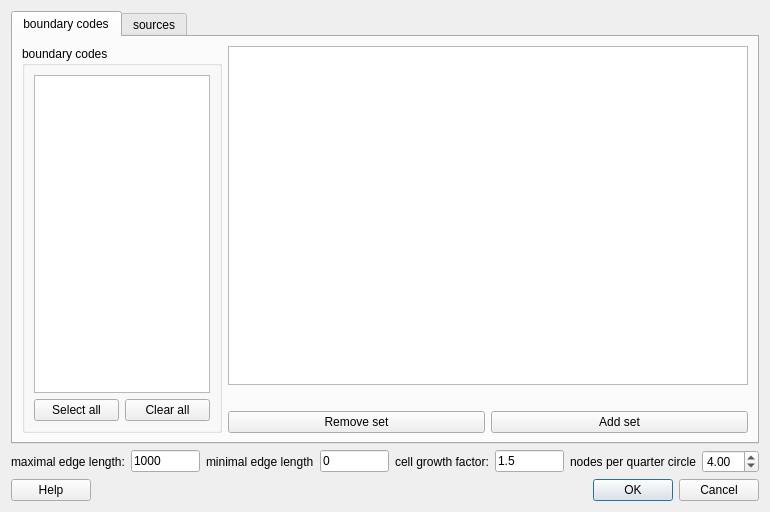
Above: src/libengrid/guicreatesurfacemesh.ui from enGits/engrid before the change. Below: the same form after it.
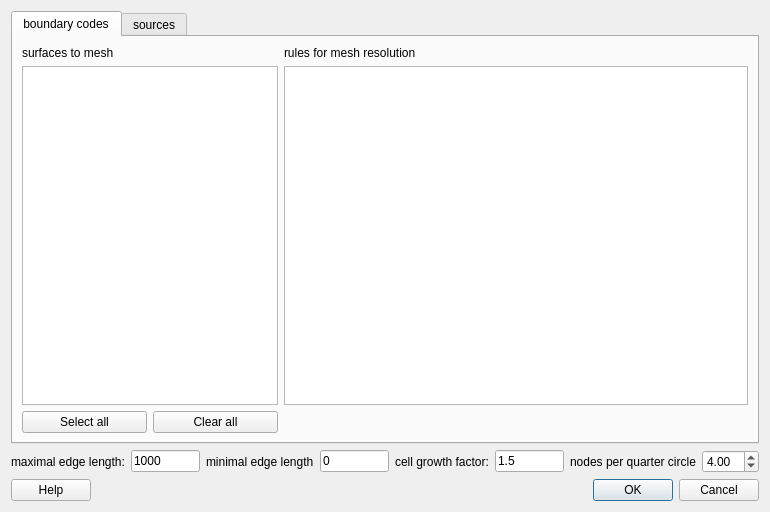
That is the form after the change. Icons and pictures are not drawn.

Diff of the .ui file:
```diff
--- a/src/libengrid/guicreatesurfacemesh.ui
+++ b/src/libengrid/guicreatesurfacemesh.ui
@@ -27,31 +27,23 @@
       <attribute name="title">
        <string>boundary codes</string>
       </attribute>
-      <layout class="QHBoxLayout" name="horizontalLayout_4">
+      <layout class="QVBoxLayout" name="verticalLayout">
        <item>
-        <layout class="QHBoxLayout" name="horizontalLayout">
-         <item>
-          <widget class="QGroupBox" name="groupBox">
+        <layout class="QGridLayout" name="gridLayout_2">
+         <item row="1" column="1">
+          <widget class="QTextEdit" name="textEdit"/>
+         </item>
+         <item row="1" column="0">
+          <widget class="QListWidget" name="listWidget">
            <property name="sizePolicy">
-            <sizepolicy hsizetype="Minimum" vsizetype="Preferred">
+            <sizepolicy hsizetype="Minimum" vsizetype="Expanding">
              <horstretch>0</horstretch>
              <verstretch>0</verstretch>
             </sizepolicy>
            </property>
-           <property name="maximumSize">
-            <size>
-             <width>200</width>
-             <height>16777215</height>
-            </size>
-           </property>
-           <property name="title">
-            <string>boundary codes</string>
-           </property>
-           <layout class="QVBoxLayout" name="verticalLayout_5">
-            <item>
-             <widget class="QListWidget" name="listWidget"/>
-            </item>
-            <item>
+          </widget>
+         </item>
+         <item row="2" column="0">
              <layout class="QHBoxLayout" name="horizontalLayout_6">
               <item>
                <widget class="QPushButton" name="pushButton_SelectAll_BC">
@@ -69,15 +61,7 @@
               </item>
              </layout>
             </item>
-           </layout>
-          </widget>
-         </item>
-         <item>
-          <layout class="QVBoxLayout" name="verticalLayout">
-           <item>
-            <widget class="QTextEdit" name="textEdit"/>
-           </item>
-           <item>
+         <item row="2" column="1">
             <spacer name="horizontalSpacer">
              <property name="orientation">
               <enum>Qt::Horizontal</enum>
@@ -90,30 +74,23 @@
              </property>
             </spacer>
            </item>
-           <item>
-            <layout class="QHBoxLayout" name="horizontalLayout_3">
-             <item>
-              <widget class="QPushButton" name="pushButton_RemoveSet">
+         <item row="0" column="0">
+          <widget class="QLabel" name="label_5">
                <property name="text">
-                <string>Remove set</string>
+            <string>surfaces to mesh</string>
                </property>
               </widget>
              </item>
-             <item>
-              <widget class="QPushButton" name="pushButton_AddSet">
+         <item row="0" column="1">
+          <widget class="QLabel" name="label_6">
                <property name="text">
-                <string>Add set</string>
+            <string>rules for mesh resolution</string>
                </property>
               </widget>
              </item>
             </layout>
            </item>
           </layout>
-         </item>
-        </layout>
-       </item>
-      </layout>
-      <zorder></zorder>
      </widget>
      <widget class="QWidget" name="tab_2">
       <attribute name="title">
```
Lines whose indentation alone changed are shown as unchanged.
